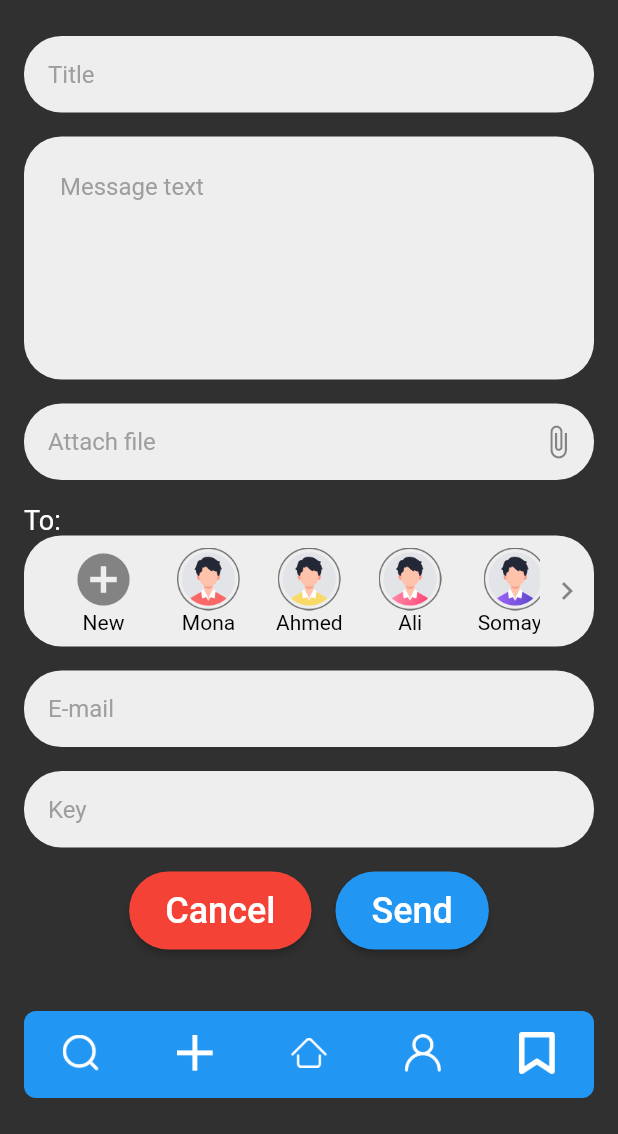
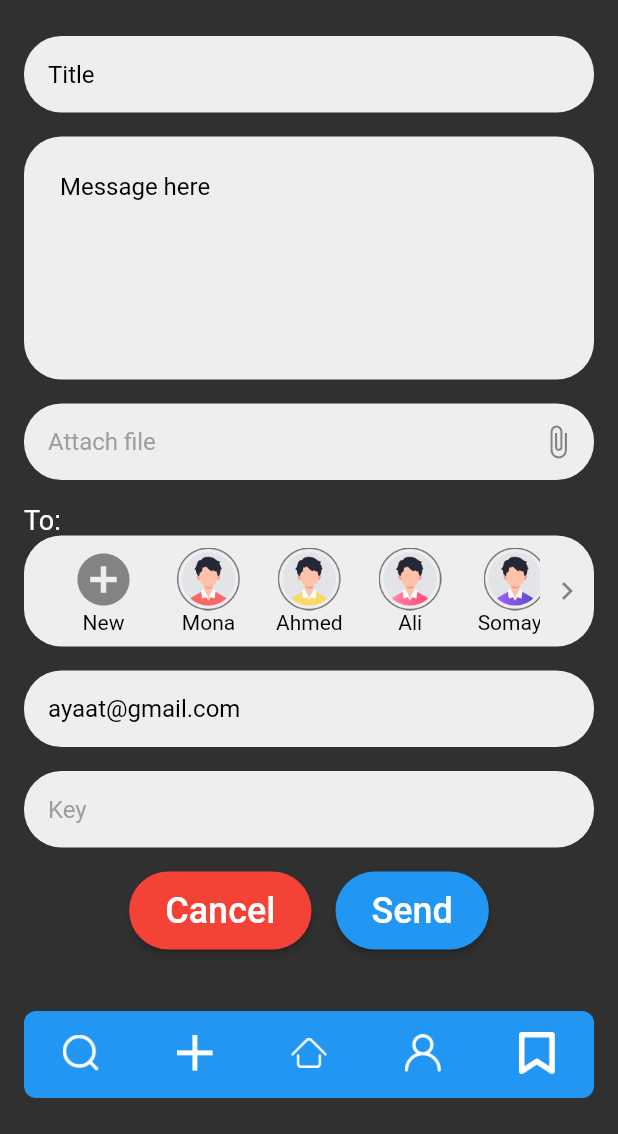
Before and after one commit to mustafa-code/ayaat, a Flutter app: the Home screen opened directly, item 2 of the bottom bar chosen, after a tap on "Send", on a phone screen of 412 x 824 dp, the part 102-1236 px from its top. Run offline on Flutter 3.47's test engine with Material 2 defaults, Android fonts, the phone set to English and light mode, and no system bars; our stand-ins replace dio, file_picker, font_awesome_flutter, lottie, open_file; missing offline and left inert: aes_crypt; network calls fail.

Commit message:
Add a change

```diff
--- a/lib/src/resources/api_provider.dart
+++ b/lib/src/resources/api_provider.dart
@@ -50,7 +50,7 @@ class ApiProvider {
         // log("request: ${json.encode(request)}");
         response = await dio.post(
           path,
-          data: json.encode(request),
+          data: FormData.fromMap(request),
           cancelToken: cancelToken,
           onSendProgress: (int sent, int total) {},
           onReceiveProgress: (int receive, int total){},
--- a/lib/src/ui/fragment/new_email.dart
+++ b/lib/src/ui/fragment/new_email.dart
@@ -3,6 +3,7 @@ import 'dart:developer';
 import 'dart:io';
 import 'dart:math' as math;
 
+import 'package:dio/dio.dart';
 import 'package:file_picker/file_picker.dart';
 import 'package:flutter/material.dart';
 import 'package:flutter_app/src/resources/api_provider.dart';
@@ -11,6 +12,7 @@ import 'package:flutter_app/src/ui/general/send.dart';
 import 'package:flutter_app/src/utils/dialog_utils.dart';
 import 'package:flutter_app/src/utils/utils.dart';
 import 'package:flutter_app/src/widgets/custom_button.dart';
+import 'package:open_file/open_file.dart';
 
 class NewEmail extends StatefulWidget {
   const NewEmail({Key? key}) : super(key: key);
@@ -20,10 +22,10 @@ class NewEmail extends StatefulWidget {
 }
 
 class _NewEmailState extends State<NewEmail> {
-  var titleController = TextEditingController();
-  var messageController = TextEditingController();
+  var titleController = TextEditingController(text: "Title");
+  var messageController = TextEditingController(text: "Message here");
   var fileController = TextEditingController();
-  var emailController = TextEditingController();
+  var emailController = TextEditingController(text: "ayaat@gmail.com");
   var keyController = TextEditingController();
   File? file;
 
@@ -283,16 +285,24 @@ class _NewEmailState extends State<NewEmail> {
                           String fileName = file!.path.split("/").last;
                           DateTime start = DateTime.now();
                           String encryptedPath = EncryptData.encryptFile(file!.path, key);
+
+                          // String? decryptedPath = EncryptData.decryptFile(encryptedPath, key);
+                          // OpenFile.open(decryptedPath);
+                          //
+                          // return;
                           log("encryptedPath: {$encryptedPath}");
                           File encrypted = File(encryptedPath);
-                          String fileContent = getBase64FormatFile(encrypted.path);
+
+
+                          String fileContent = await getBase64FormatFile(encrypted.path);
                           int sizeAfter = await encrypted.length();
                           log("encrypted.length(): ${await encrypted.length()}");
                           DateTime end = DateTime.now();
 
                           var apiProvider = ApiProvider();
                           Map<String, dynamic> request = {
-                            "file_content": fileContent,
+                            // "file_content": fileContent,
+                            'file': await MultipartFile.fromFile(encrypted.path, filename: encrypted.path.split("/").last),
                             "start_enc": start.toString(),
                             "end_enc": end.toString(),
                             "size_before": sizeBefore,
--- a/lib/src/utils/utils.dart
+++ b/lib/src/utils/utils.dart
@@ -3,9 +3,9 @@ import 'dart:io';
 
 import 'dart:math';
 
-String getBase64FormatFile(String path) {
+Future<String> getBase64FormatFile(String path) async {
   File file = File(path);
-  List<int> fileInByte = file.readAsBytesSync();
+  List<int> fileInByte = await file.readAsBytes();
   String fileInBase64 = base64Encode(fileInByte);
   return fileInBase64;
 }
--- a/pubspec.yaml
+++ b/pubspec.yaml
@@ -41,6 +41,7 @@ dependencies:
   dio: ^4.0.4
   lottie: ^1.2.2
   path_provider: ^2.0.9
+  open_file: ^3.2.1
 
 dev_dependencies:
   flutter_test:
```
Also changed, not shown: lib/src/sec/encrypt_data.dart (+7 -8 lines), lib/src/ui/general/file_page.dart (+18 -10 lines), pubspec.lock.
